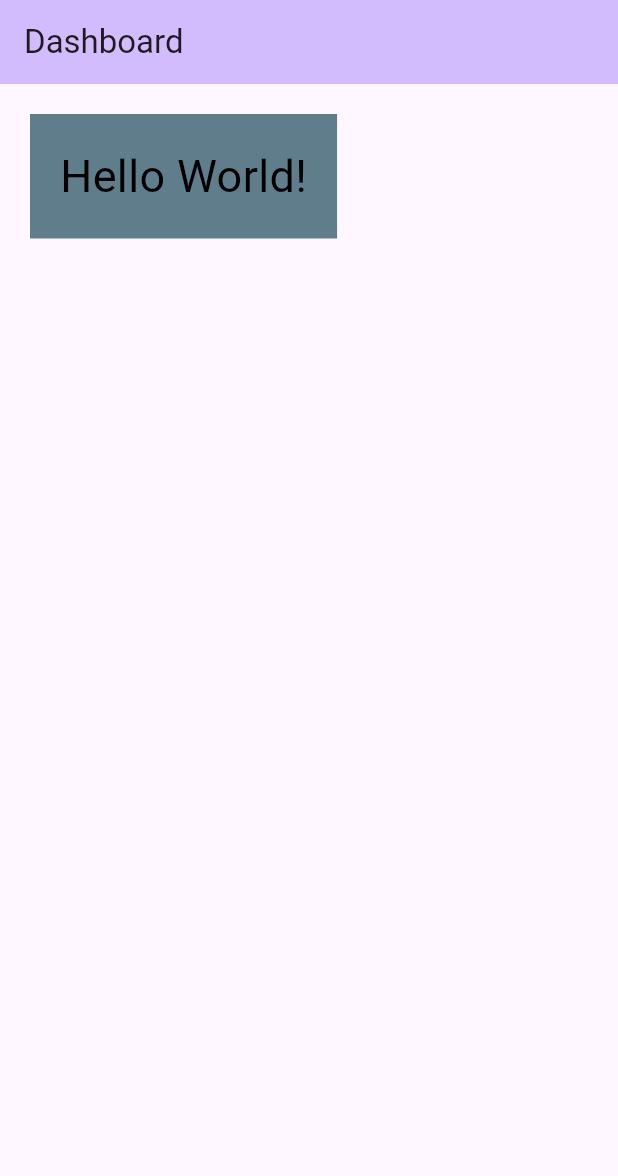
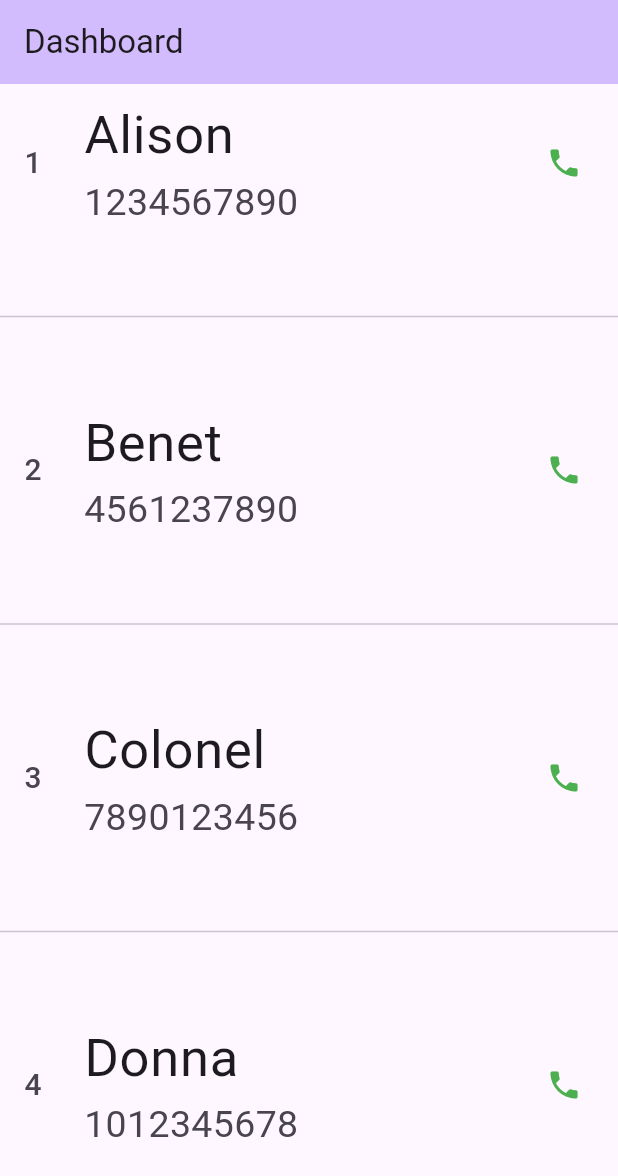
Before and after one commit to priyanshudekate01/learningFlutter, a Flutter app: the screen it shows after launch, on a phone screen of 412 x 824 dp. Shown: the top 1176 px of the screen. Run offline on Flutter 3.47's test engine with Material 3 defaults, Android fonts, the phone set to English and light mode, and no system bars.

Commit message:
ListView.Seperated and create phone directory

```diff
--- a/lib/main.dart
+++ b/lib/main.dart
@@ -41,6 +41,8 @@ class _MyHomePageState extends State<MyHomePage> {
   @override
   Widget build(BuildContext context) {
 
+    var arrNames = ['Alison', 'Benet', 'Colonel', 'Donna', 'Elenor', 'Franklin', 'George', 'Happy',];
+    var numbers = ['1234567890', '4561237890', '7890123456', '1012345678', '1123456789', '1312456789', '1412356789', '1512346789',];
     return Scaffold(
         appBar: AppBar(
 
@@ -48,18 +50,21 @@ class _MyHomePageState extends State<MyHomePage> {
 
           title: Text('Dashboard'),
         ),
-        // Padding(
-        //   padding: const EdgeInsets.only(top:11, left: 11),
-        //
-        //   child: Text('hello World!', style: TextStyle(fontSize: 25),),
-        // )
-        body: Container(
-          margin: EdgeInsets.all(20),
-            color: Colors.blueGrey,
-            child: Padding(
-              padding: const EdgeInsets.all(20),
-              child: Text('Hello World!',style: TextStyle(fontSize: 30, color: Colors.black),),
-            )),
+
+        body: ListView.separated(itemBuilder: (context, index){
+          return ListTile(
+            leading: Text('${index+1}' ,style: TextStyle(fontSize: 20),),
+            title: Text(arrNames[index],style: TextStyle(fontSize: 35),),
+            subtitle: Text(numbers[index],style: TextStyle(fontSize: 25),),
+
+            trailing: Icon(Icons.phone, color: Colors.green,),
+          );
+        },
+        itemCount:  arrNames.length,
+            separatorBuilder: (context,index){
+          return Divider(height: 100,thickness: 1,);
+            },)
+
 
 
 
```
